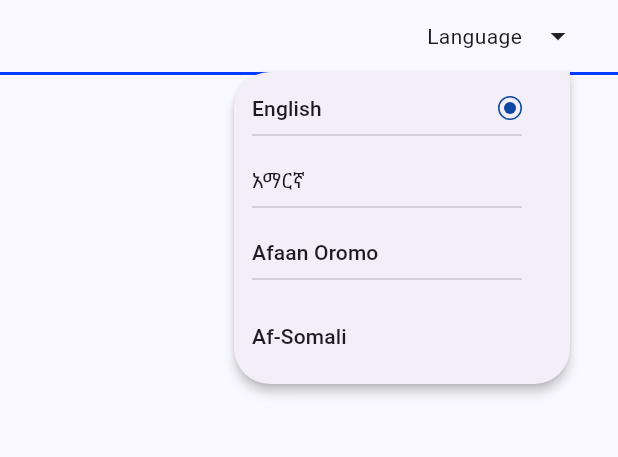
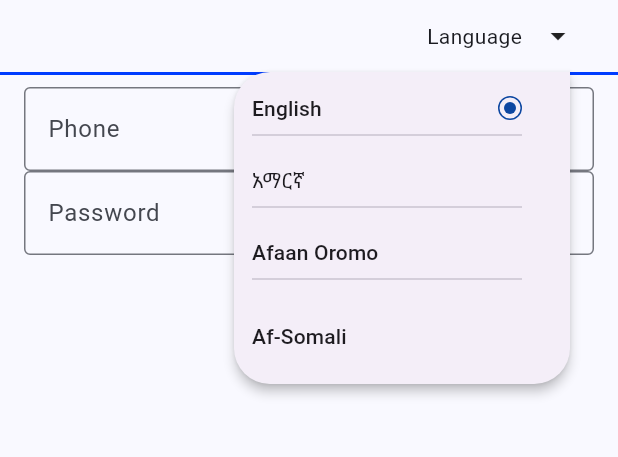
Before and after one commit to fikireab-m/amole-lite-clone, a Flutter app: the screen it shows after launch, after a tap on the "arrow drop down" icon, on a phone screen of 412 x 824 dp, the part 156-613 px from its top. Run offline on Flutter 3.47's test engine with Material 3 defaults, Android fonts, the phone set to English and light mode, and no system bars.

Commit message:
Input field

```diff
--- a/lib/pages/login.dart
+++ b/lib/pages/login.dart
@@ -1,4 +1,5 @@
 import 'package:amole_lite/config/path.dart';
+import 'package:amole_lite/widgets/input_field.dart';
 import 'package:flutter/material.dart';
 
 class LoginPage extends StatefulWidget {
@@ -132,6 +133,23 @@ class _LoginPageState extends State<LoginPage> {
                 )
               ],
             ),
+          ),
+          const SingleChildScrollView(
+            child: Padding(
+              padding: EdgeInsets.symmetric(horizontal: 16.0, vertical: 8.0),
+              child: Column(
+                mainAxisAlignment: MainAxisAlignment.center,
+                mainAxisSize: MainAxisSize.max,
+                children: [
+                  InputField(kType: TextInputType.phone, lable: 'Phone'),
+                  InputField(
+                    kType: TextInputType.visiblePassword,
+                    lable: 'Password',
+                    isPassword: true,
+                  )
+                ],
+              ),
+            ),
           )
         ],
       ),
--- a/lib/widgets/input_field.dart
+++ b/lib/widgets/input_field.dart
@@ -1,15 +1,49 @@
 import 'package:flutter/material.dart';
 
 class InputField extends StatefulWidget {
-  const InputField({super.key});
+  final TextInputType kType;
+  final String lable;
+  final bool isPassword;
+  const InputField({
+    super.key,
+    required this.lable,
+    this.kType = TextInputType.phone,
+    this.isPassword = false,
+  });
 
   @override
   State<InputField> createState() => _InputFieldState();
 }
 
 class _InputFieldState extends State<InputField> {
+  late bool isPassword;
+  late String lableText;
+  late TextInputType keyboardType;
+  @override
+  void initState() {
+    keyboardType = widget.kType;
+    lableText = widget.lable;
+    isPassword = widget.isPassword;
+    super.initState();
+  }
+
   @override
   Widget build(BuildContext context) {
-    return const Placeholder();
+    return isPassword
+        ? TextFormField(
+            obscureText: true,
+            keyboardType: keyboardType,
+            decoration: InputDecoration(
+              border: const OutlineInputBorder(),
+              labelText: lableText,
+            ),
+          )
+        : TextFormField(
+            keyboardType: keyboardType,
+            decoration: InputDecoration(
+              border: const OutlineInputBorder(),
+              labelText: lableText,
+            ),
+          );
   }
 }
```
